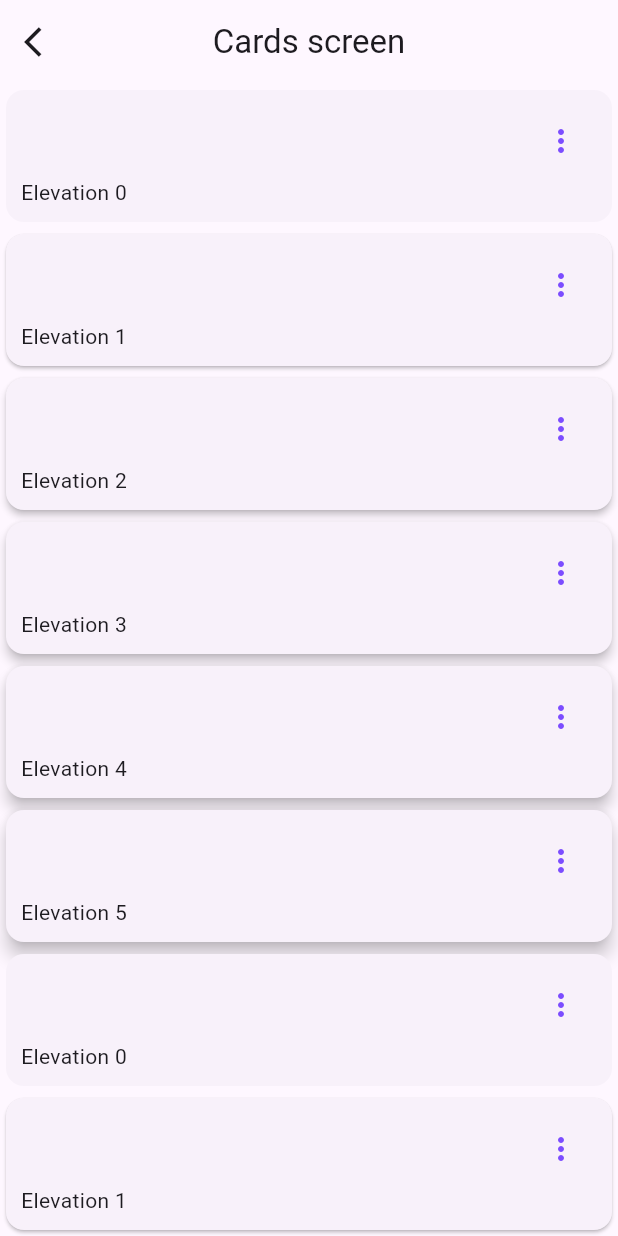
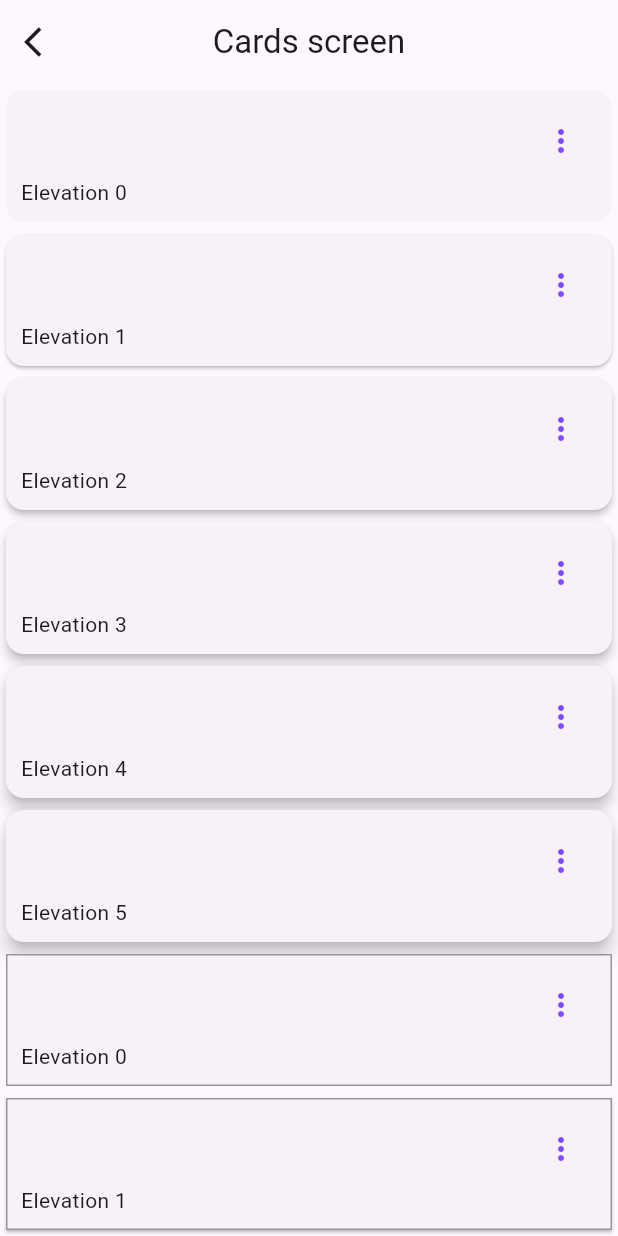
Before and after one commit to Alfred024/widgets, a Flutter app: the CardsScreen screen opened by its route, on a phone screen of 412 x 824 dp. Run offline on Flutter 3.47's test engine with Material 2 defaults, Android fonts, the phone set to English and light mode, and no system bars; our stand-ins replace go_router.

Commit message:
New CardType2 adding border outline

```diff
--- a/lib/presentation/screens/cards/cards_screen.dart
+++ b/lib/presentation/screens/cards/cards_screen.dart
@@ -42,7 +42,7 @@ class _CardsView extends StatelessWidget {
               label: card['label'],
               elevation: card['elevation'],
             )),
-        ...cards.map((card) => _CardType1(
+        ...cards.map((card) => _CardType2(
               label: card['label'],
               elevation: card['elevation'],
             ))
@@ -87,3 +87,42 @@ class _CardType1 extends StatelessWidget {
     );
   }
 }
+
+class _CardType2 extends StatelessWidget {
+  final String label;
+  final double elevation;
+
+  const _CardType2({required this.label, required this.elevation});
+
+  @override
+  Widget build(BuildContext context) {
+    return Card(
+      shape:
+          const RoundedRectangleBorder(side: BorderSide(color: Colors.black38)),
+      elevation: elevation,
+      child: Padding(
+        padding: const EdgeInsets.all(10),
+        child: Column(
+          children: [
+            //Align(),
+            SizedBox(
+              //width: double.maxFinite,
+              child: Align(
+                  alignment: Alignment.topRight,
+                  child: IconButton(
+                      onPressed: () {},
+                      icon: const Icon(
+                        Icons.more_vert_outlined,
+                        color: Colors.deepPurpleAccent,
+                      ))),
+            ),
+            SizedBox(
+              //width: double.maxFinite,
+              child: Align(alignment: Alignment.bottomLeft, child: Text(label)),
+            ),
+          ],
+        ),
+      ),
+    );
+  }
+}
```
